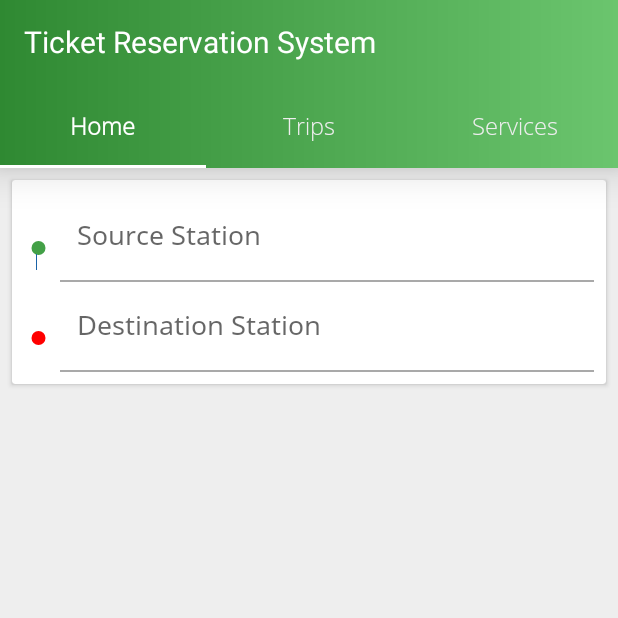
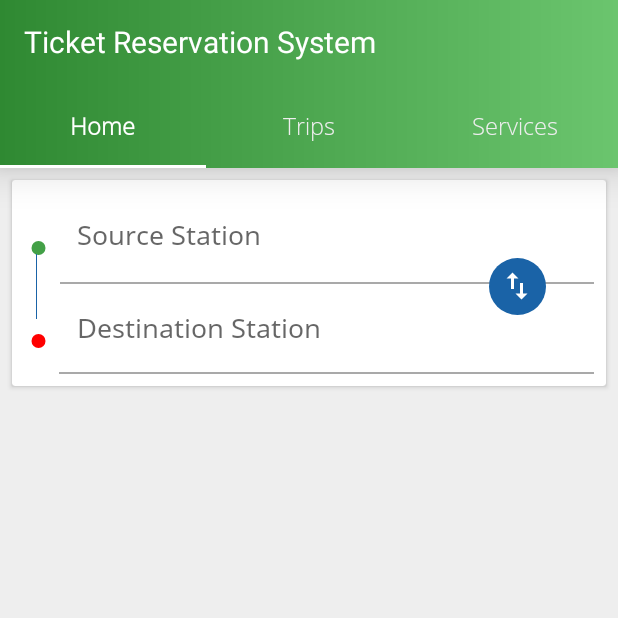
Before and after one commit to ayushdubey003/AI-based-Railway-Reservation-System, an Android app: the screen it shows after launch (MainActivity), on a phone screen of 412 x 824 dp, the top half of it. Run offline under Robolectric (Android 15) with nearby library versions, the light colour scheme and no system bars; our stand-ins replace Volley; libraries missing offline, so code that uses them is left out: com.karumi.dexter, eu.amirs; 1 statement that could not run was skipped.

```diff
--- a/app/src/main/java/com/sih2020/railwayreservationsystem/Activities/MainActivity.java
+++ b/app/src/main/java/com/sih2020/railwayreservationsystem/Activities/MainActivity.java
@@ -115,7 +115,7 @@ public class MainActivity extends AppCompatActivity implements TabLayout.BaseOnT
                 mPort = port.getText().toString();
                 SharedPreferences.Editor editor = mSharedPreferences.edit();
                 editor.putBoolean(AppConstants.mDataGiven, true);
-                AppConstants.mUrl = "http://" + mIP + ":" + mPort;
+                AppConstants.mUrl = "https://" + mIP + ":" + mPort;
                 editor.putString(AppConstants.mUrlSaved, AppConstants.mUrl);
                 editor.apply();
                 Log.e(LOG_TAG, AppConstants.mUrl);
--- a/app/src/main/java/com/sih2020/railwayreservationsystem/Fragments/HomeFragment.java
+++ b/app/src/main/java/com/sih2020/railwayreservationsystem/Fragments/HomeFragment.java
@@ -4,6 +4,7 @@ import android.animation.Animator;
 import android.animation.AnimatorListenerAdapter;
 import android.animation.ValueAnimator;
 import android.content.Context;
+import android.content.Intent;
 import android.graphics.Color;
 import android.net.Uri;
 import android.os.Bundle;
@@ -19,24 +20,35 @@ import android.util.Log;
 import android.view.LayoutInflater;
 import android.view.View;
 import android.view.ViewGroup;
+import android.view.ViewTreeObserver;
+import android.view.animation.Animation;
+import android.view.animation.AnimationSet;
 import android.view.animation.LinearInterpolator;
+import android.view.animation.RotateAnimation;
 import android.widget.EditText;
 import android.widget.FrameLayout;
 import android.widget.ImageView;
 import android.widget.LinearLayout;
+import android.widget.RelativeLayout;
 import android.widget.TextView;
 
+import com.sih2020.railwayreservationsystem.Activities.SearchTrains;
+import com.sih2020.railwayreservationsystem.Models.Station;
 import com.sih2020.railwayreservationsystem.R;
 import com.sih2020.railwayreservationsystem.Utils.AppConstants;
 
+import java.util.ArrayList;
+
 public class HomeFragment extends Fragment {
 
-    private ImageView mSourceCircle, mDestinationCircle, mClearSource, mClearDestination;
+    private ImageView mSourceCircle, mDestinationCircle, mClearSource, mClearDestination, mReverseIv;
     private CardView mSourceCodeCard, mDestinationCodeCard;
     private TextView mSourceCodeTv, mDestinationCodeTv;
     private EditText mSourceEt, mDestinationEt;
     private String mSource, mDestination;
     private View mVerticalLine;
+    private RelativeLayout mRl;
+    private static final String LOG_TAG = "Home Fragment";
 
     public HomeFragment() {
         // Required empty public constructor
@@ -63,9 +75,66 @@ public class HomeFragment extends Fragment {
     public void onViewCreated(@NonNull View view, @Nullable Bundle savedInstanceState) {
         super.onViewCreated(view, savedInstanceState);
         init(view);
+        receiveClicks();
     }
 
-    private void init(View view) {
+    private void receiveClicks() {
+        mRl.setOnClickListener(new View.OnClickListener() {
+            @Override
+            public void onClick(View v) {
+                RotateAnimation rotate = new RotateAnimation(0, 180, Animation.RELATIVE_TO_SELF, 0.5f, Animation.RELATIVE_TO_SELF, 0.5f);
+                rotate.setDuration(500);
+                rotate.setInterpolator(new LinearInterpolator());
+                mReverseIv.startAnimation(rotate);
+                rotate.setFillAfter(true);
+                AppConstants.mTempStation = AppConstants.mSourceStation;
+                AppConstants.mSourceStation = AppConstants.mDestinationStation;
+                AppConstants.mDestinationStation = AppConstants.mTempStation;
+
+                try {
+                    mSourceEt.setText(AppConstants.mSourceStation.getmStationName());
+                    mSourceCodeTv.setText(AppConstants.mSourceStation.getmStationCode());
+                    mSourceCodeCard.setVisibility(View.VISIBLE);
+                    mClearSource.setVisibility(View.VISIBLE);
+                } catch (Exception e) {
+                    mSourceEt.setText("");
+                    mSourceCodeCard.setVisibility(View.GONE);
+                    mClearSource.setVisibility(View.GONE);
+                    Log.e(LOG_TAG, e.getLocalizedMessage());
+                }
+
+                try {
+                    mDestinationEt.setText(AppConstants.mDestinationStation.getmStationName());
+                    mDestinationCodeTv.setText(AppConstants.mDestinationStation.getmStationCode());
+                    mDestinationCodeCard.setVisibility(View.VISIBLE);
+                    mClearDestination.setVisibility(View.VISIBLE);
+                } catch (Exception e) {
+                    mDestinationEt.setText("");
+                    mDestinationCodeCard.setVisibility(View.GONE);
+                    mClearDestination.setVisibility(View.GONE);
+                    Log.e(LOG_TAG, e.getLocalizedMessage());
+                }
+            }
+        });
+        mSourceEt.setOnClickListener(new View.OnClickListener() {
+            @Override
+            public void onClick(View v) {
+                Intent intent = new Intent(getActivity(), SearchTrains.class);
+                intent.putExtra("type", 1);
+                startActivity(intent);
+            }
+        });
+        mDestinationEt.setOnClickListener(new View.OnClickListener() {
+            @Override
+            public void onClick(View v) {
+                Intent intent = new Intent(getActivity(), SearchTrains.class);
+                intent.putExtra("type", 2);
+                startActivity(intent);
+            }
+        });
+    }
+
+    private void init(final View view) {
         mSourceCircle = view.findViewById(R.id.source_circle);
         mDestinationCircle = view.findViewById(R.id.destination_circle);
         mClearSource = view.findViewById(R.id.clear_iv_source);
@@ -77,6 +146,8 @@ public class HomeFragment extends Fragment {
         mSourceEt = view.findViewById(R.id.source_et);
         mDestinationEt = view.findViewById(R.id.destination_et);
         mVerticalLine = view.findViewById(R.id.vertical_line);
+        mRl = view.findViewById(R.id.reverse_rl);
+        mReverseIv = view.findViewById(R.id.reverse_iv);
 
         mSourceCircle.setColorFilter(Color.parseColor("#43A047"));
         mDestinationCircle.setColorFilter(Color.parseColor("#ff0000"));
@@ -105,10 +176,11 @@ public class HomeFragment extends Fragment {
         FrameLayout.LayoutParams lP = (FrameLayout.LayoutParams) view.getLayoutParams();
         int height = lP.height;
         ValueAnimator valueAnimator;
-        if(height == 0)
-            valueAnimator = animateView(view,700,0,(int)AppConstants.convertDpToPixel(53,getContext()));
+        if (height == 0)
+            valueAnimator = animateView(view, 700, 0, (int) AppConstants.convertDpToPixel(55, getContext()));
         else
-            valueAnimator = animateView(view,700,(int)AppConstants.convertDpToPixel(53,getContext()),0);
+            valueAnimator = animateView(view, 700, (int) AppConstants.convertDpToPixel(55, getContext()), 0);
+
         valueAnimator.addListener(new AnimatorListenerAdapter() {
             @Override
             public void onAnimationCancel(Animator animation) {
@@ -120,9 +192,9 @@ public class HomeFragment extends Fragment {
                 new Handler().postDelayed(new Runnable() {
                     @Override
                     public void run() {
-                        animateViewRecursiveCall(view,700);
+                        animateViewRecursiveCall(view, 700);
                     }
-                },500);
+                }, 500);
             }
 
             @Override
@@ -147,4 +219,30 @@ public class HomeFragment extends Fragment {
         });
         valueAnimator.start();
     }
+
+    private void animateWhileReducingMargin(View view, int i) {
+
+    }
+
+    @Override
+    public void onResume() {
+        super.onResume();
+        try {
+            mSourceEt.setText(AppConstants.mSourceStation.getmStationName());
+            mClearSource.setVisibility(View.VISIBLE);
+            mSourceCodeTv.setText(AppConstants.mSourceStation.getmStationCode());
+            mSourceCodeCard.setVisibility(View.VISIBLE);
+        } catch (Exception e) {
+            Log.e(LOG_TAG, e.getLocalizedMessage());
+        }
+
+        try {
+            mDestinationEt.setText(AppConstants.mDestinationStation.getmStationName());
+            mClearDestination.setVisibility(View.VISIBLE);
+            mDestinationCodeTv.setText(AppConstants.mDestinationStation.getmStationCode());
+            mDestinationCodeCard.setVisibility(View.VISIBLE);
+        } catch (Exception e) {
+            Log.e(LOG_TAG, e.getLocalizedMessage());
+        }
+    }
 }
--- a/app/src/main/java/com/sih2020/railwayreservationsystem/Models/Station.java
+++ b/app/src/main/java/com/sih2020/railwayreservationsystem/Models/Station.java
@@ -16,7 +16,7 @@ public class Station {
         return mStationName;
     }
 
-    public String getmStationCoordinates() {
+    public String getmStationCode() {
         return mStationCode;
     }
 
--- a/app/src/main/java/com/sih2020/railwayreservationsystem/Utils/AppConstants.java
+++ b/app/src/main/java/com/sih2020/railwayreservationsystem/Utils/AppConstants.java
@@ -14,6 +14,9 @@ public class AppConstants {
     public static String mUrlSaved = "Url";
     public static String mStationsListVersionNo = "VersionNo";
     public static ArrayList<Station> mStationsName = new ArrayList<>();
+    public static Station mSourceStation;
+    public static Station mDestinationStation;
+    public static Station mTempStation;
 
     public static float convertDpToPixel(float dp, Context context) {
         return dp * ((float) context.getResources().getDisplayMetrics().densityDpi / DisplayMetrics.DENSITY_DEFAULT);
--- /dev/null
+++ b/app/src/main/res/drawable/ic_arrow_back_black_24dp.xml
@@ -0,0 +1,5 @@
+<vector android:height="24dp" android:tint="#FFFFFF"
+    android:viewportHeight="24.0" android:viewportWidth="24.0"
+    android:width="24dp" xmlns:android="http://schemas.android.com/apk/res/android">
+    <path android:fillColor="#FF000000" android:pathData="M20,11H7.83l5.59,-5.59L12,4l-8,8 8,8 1.41,-1.41L7.83,13H20v-2z"/>
+</vector>
--- /dev/null
+++ b/app/src/main/res/drawable/ic_import_export_black_24dp.xml
@@ -0,0 +1,5 @@
+<vector android:height="24dp" android:tint="#FFFFFF"
+    android:viewportHeight="24.0" android:viewportWidth="24.0"
+    android:width="24dp" xmlns:android="http://schemas.android.com/apk/res/android">
+    <path android:fillColor="#FF000000" android:pathData="M9,3L5,6.99h3L8,14h2L10,6.99h3L9,3zM16,17.01L16,10h-2v7.01h-3L15,21l4,-3.99h-3z"/>
+</vector>
--- /dev/null
+++ b/app/src/main/res/drawable/ic_location_on_black_24dp.xml
@@ -0,0 +1,5 @@
+<vector android:height="24dp" android:tint="#A9A9A9"
+    android:viewportHeight="24.0" android:viewportWidth="24.0"
+    android:width="24dp" xmlns:android="http://schemas.android.com/apk/res/android">
+    <path android:fillColor="#FF000000" android:pathData="M12,2C8.13,2 5,5.13 5,9c0,5.25 7,13 7,13s7,-7.75 7,-13c0,-3.87 -3.13,-7 -7,-7zM12,11.5c-1.38,0 -2.5,-1.12 -2.5,-2.5s1.12,-2.5 2.5,-2.5 2.5,1.12 2.5,2.5 -1.12,2.5 -2.5,2.5z"/>
+</vector>
--- /dev/null
+++ b/app/src/main/res/drawable/ic_mic_black_24dp.xml
@@ -0,0 +1,5 @@
+<vector android:height="24dp" android:tint="#A9A9A9"
+    android:viewportHeight="24.0" android:viewportWidth="24.0"
+    android:width="24dp" xmlns:android="http://schemas.android.com/apk/res/android">
+    <path android:fillColor="#FF000000" android:pathData="M12,14c1.66,0 2.99,-1.34 2.99,-3L15,5c0,-1.66 -1.34,-3 -3,-3S9,3.34 9,5v6c0,1.66 1.34,3 3,3zM17.3,11c0,3 -2.54,5.1 -5.3,5.1S6.7,14 6.7,11L5,11c0,3.41 2.72,6.23 6,6.72L11,21h2v-3.28c3.28,-0.48 6,-3.3 6,-6.72h-1.7z"/>
+</vector>
--- /dev/null
+++ b/app/src/main/res/drawable/ic_train_black_24dp.xml
@@ -0,0 +1,5 @@
+<vector android:height="24dp" android:tint="#A9A9A9"
+    android:viewportHeight="24.0" android:viewportWidth="24.0"
+    android:width="24dp" xmlns:android="http://schemas.android.com/apk/res/android">
+    <path android:fillColor="#FF000000" android:pathData="M12,2c-4,0 -8,0.5 -8,4v9.5C4,17.43 5.57,19 7.5,19L6,20.5v0.5h2.23l2,-2L14,19l2,2h2v-0.5L16.5,19c1.93,0 3.5,-1.57 3.5,-3.5L20,6c0,-3.5 -3.58,-4 -8,-4zM7.5,17c-0.83,0 -1.5,-0.67 -1.5,-1.5S6.67,14 7.5,14s1.5,0.67 1.5,1.5S8.33,17 7.5,17zM11,10L6,10L6,6h5v4zM13,10L13,6h5v4h-5zM16.5,17c-0.83,0 -1.5,-0.67 -1.5,-1.5s0.67,-1.5 1.5,-1.5 1.5,0.67 1.5,1.5 -0.67,1.5 -1.5,1.5z"/>
+</vector>
--- a/app/src/main/res/layout/fragment_home.xml
+++ b/app/src/main/res/layout/fragment_home.xml
@@ -15,7 +15,7 @@
         app:cardCornerRadius="@dimen/cardview_default_elevation"
         app:cardElevation="@dimen/cardview_default_elevation">
 
-        <LinearLayout
+        <FrameLayout
             android:layout_width="match_parent"
             android:layout_height="wrap_content"
             android:layout_margin="8dp"
@@ -94,11 +94,12 @@
                 android:layout_width="match_parent"
                 android:layout_height="1dp"
                 android:layout_marginLeft="24dp"
+                android:layout_marginTop="60dp"
                 android:background="#a9a9a9"></View>
 
             <LinearLayout
                 android:layout_width="match_parent"
-                android:layout_marginTop="16dp"
+                android:layout_marginTop="78dp"
                 android:layout_height="wrap_content"
                 android:orientation="horizontal">
 
@@ -168,19 +169,44 @@
             <View
                 android:layout_width="match_parent"
                 android:layout_height="1dp"
-                android:layout_marginLeft="24dp"
+                android:layout_marginTop="120dp"
+                android:layout_marginLeft="23dp"
                 android:background="#a9a9a9"></View>
 
-        </LinearLayout>
+            <View
+                android:id="@+id/vertical_line"
+                android:layout_marginLeft="8dp"
+                android:layout_marginTop="41dp"
+                android:layout_width="1dp"
+                android:layout_height="55dp"
+                android:background="@color/bluishShadeColor"></View>
+
+            <RelativeLayout
+                android:layout_width="wrap_content"
+                android:id="@+id/reverse_rl"
+                android:elevation="8dp"
+                android:layout_gravity="right"
+                android:layout_marginEnd="32dp"
+                android:layout_marginTop="44dp"
+                android:layout_height="wrap_content">
+
+                <ImageView
+                    android:layout_width="38dp"
+                    android:layout_height="38dp"
+                    android:tint="@color/bluishShadeColor"
+                    android:src="@drawable/circle"></ImageView>
+
+                <ImageView
+                    android:id="@+id/reverse_iv"
+                    android:layout_width="wrap_content"
+                    android:layout_height="wrap_content"
+                    android:layout_centerInParent="true"
+                    android:src="@drawable/ic_import_export_black_24dp"></ImageView>
+
+            </RelativeLayout>
+
+        </FrameLayout>
 
     </androidx.cardview.widget.CardView>
 
-    <View
-        android:id="@+id/vertical_line"
-        android:elevation="@dimen/cardview_default_elevation"
-        android:layout_marginLeft="24dp"
-        android:layout_marginTop="57dp"
-        android:layout_width="1dp"
-        android:layout_height="0dp"
-        android:background="@color/bluishShadeColor"></View>
 </FrameLayout>
--- /dev/null
+++ b/app/src/main/res/xml/network_security_config.xml
@@ -0,0 +1,4 @@
+<?xml version="1.0" encoding="utf-8"?>
+<network-security-config>
+    <base-config cleartextTrafficPermitted="true" />
+</network-security-config>
```
Also changed, not shown: app/src/main/AndroidManifest.xml (+12 -7 lines), app/src/main/java/com/sih2020/railwayreservationsystem/Activities/SearchTrains.java (added, +146 -0 lines), app/src/main/java/com/sih2020/railwayreservationsystem/Adapters/StationAdapter.java (added, +56 -0 lines), app/src/main/java/com/sih2020/railwayreservationsystem/Interfaces/RecyclerTouchListener.java (added, +56 -0 lines), app/src/main/java/com/sih2020/railwayreservationsystem/Utils/KMPStringMatching.java (added, +49 -0 lines), app/src/main/res/layout/activity_search_trains.xml (added, +103 -0 lines), app/src/main/res/layout/station_item.xml (added, +47 -0 lines).
